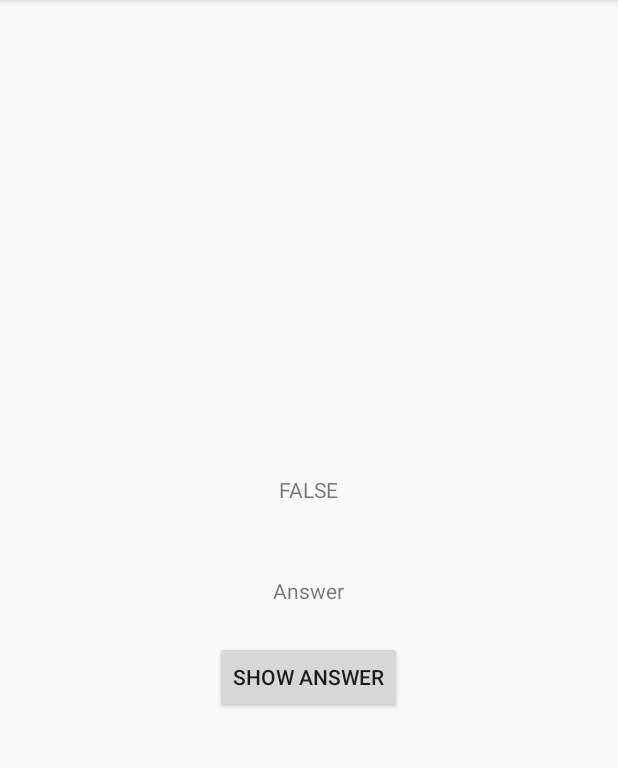
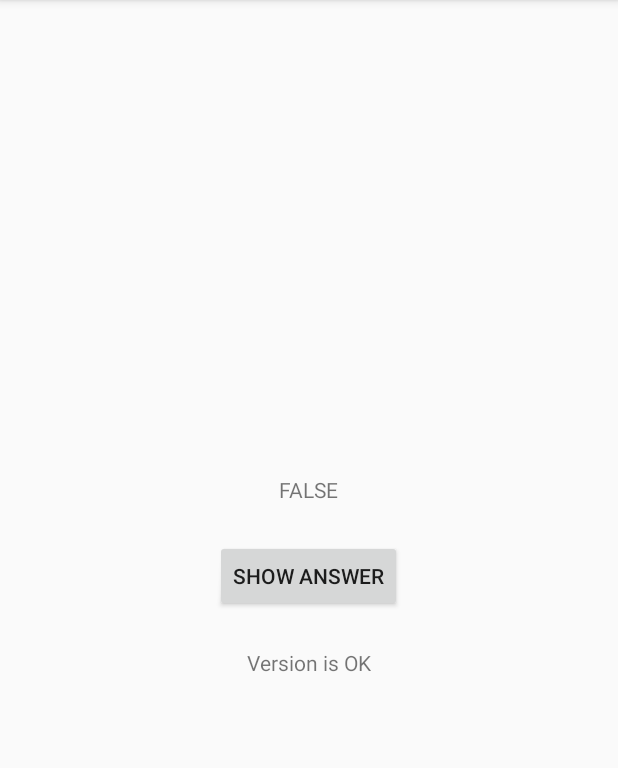
Before and after one commit to Camelsvest/GeoQuiz, an Android app: the CheatActivity screen opened directly, with no data from a screen before it, after a tap on "SHOW ANSWER", on a phone screen of 412 x 824 dp, the part 84-852 px from its top. Run offline under Robolectric (Android 15) with nearby library versions, the phone set to English and light mode, and no system bars.

Commit message:
Finshed chapter 5, 6

```diff
--- a/app/src/main/java/com/example/shiyo/geoquiz/CheatActivity.java
+++ b/app/src/main/java/com/example/shiyo/geoquiz/CheatActivity.java
@@ -1,10 +1,14 @@
 package com.example.shiyo.geoquiz;
 
+import android.animation.Animator;
+import android.animation.AnimatorListenerAdapter;
 import android.content.Context;
 import android.content.Intent;
+import android.os.Build;
 import android.support.v7.app.AppCompatActivity;
 import android.os.Bundle;
 import android.view.View;
+import android.view.ViewAnimationUtils;
 import android.widget.Button;
 import android.widget.TextView;
 
@@ -15,12 +19,18 @@ public class CheatActivity extends AppCompatActivity {
     private boolean mAnswerIsTrue;
 
     private TextView mAnswerTextView;
+    private TextView mVersionTextView;
+
     private Button mShowAnswer;
 
     public static Intent newIntent(Context packageContext, boolean answerIsTrue) {
         Intent i = new Intent(packageContext, CheatActivity.class);
         i.putExtra(EXTRA_ANSWER_IS_TRUE, answerIsTrue);
         return i;
+    }
+
+    public static boolean wasAnswerShown(Intent result) {
+        return result.getBooleanExtra(EXTRA_ANSWER_SHOWN, false);
     }
 
     @Override
@@ -41,8 +51,30 @@ public class CheatActivity extends AppCompatActivity {
                     mAnswerTextView.setText(R.string.false_button);
                 }
                 setAnswerShownResult(true);
+
+                if (Build.VERSION.SDK_INT >= Build.VERSION_CODES.N_MR1) {
+                    int cx = mShowAnswer.getWidth() / 2;
+                    int cy = mShowAnswer.getHeight() / 2;
+                    float radius = mShowAnswer.getWidth();
+                    Animator anim = ViewAnimationUtils.createCircularReveal(mShowAnswer, cx, cy, radius, radius / 3);
+                    anim.addListener(new AnimatorListenerAdapter() {
+                        @Override
+                        public void onAnimationEnd(Animator animation) {
+                            super.onAnimationEnd(animation);
+                            mShowAnswer.setVisibility(View.INVISIBLE);
+                        }
+                    });
+                    anim.start();
+                }
+                else {
+                    mShowAnswer.setVisibility(View.INVISIBLE);
+                }
             }
         });
+
+        mVersionTextView = (TextView)findViewById(R.id.version_view);
+        mVersionTextView.setText("Version is OK");
+
     }
     private void setAnswerShownResult(boolean isAnswerShown) {
         Intent data = new Intent();
--- a/app/src/main/res/layout/activity_cheat.xml
+++ b/app/src/main/res/layout/activity_cheat.xml
@@ -9,18 +9,12 @@
     android:gravity="center"
     tools:context="com.example.shiyo.geoquiz.CheatActivity">
 
-    <TextView
+   <TextView
         android:id="@+id/answer_text_view"
         android:layout_width="wrap_content"
         android:layout_height="wrap_content"
         android:padding="24dp"
         android:text="@string/warning_text"/>
-
-    <TextView
-        android:layout_width="wrap_content"
-        android:layout_height="wrap_content"
-        android:padding="24dp"
-        android:text="@string/answer"/>
 
     <Button
         android:id="@+id/show_answer_button"
@@ -28,4 +22,12 @@
         android:layout_height="wrap_content"
         android:text="@string/show_answer_button"/>
 
+
+    <TextView
+        android:id="@+id/version_view"
+        android:layout_width="wrap_content"
+        android:layout_height="wrap_content"
+        android:padding="24dp"
+        android:text="@string/version"/>
+
 </LinearLayout>
--- a/app/src/main/res/values/strings.xml
+++ b/app/src/main/res/values/strings.xml
@@ -16,4 +16,5 @@
     <string name="show_answer_button">SHOW ANSWER</string>
     <string name="cheat_button">CHEAT !</string>
     <string name="judgement_toast">Cheating is wrong.</string>
+    <string name="version">Andriod version</string>
 </resources>
```
Also changed, not shown: app/src/main/java/com/example/shiyo/geoquiz/MainActivity.java (+29 -4 lines).
